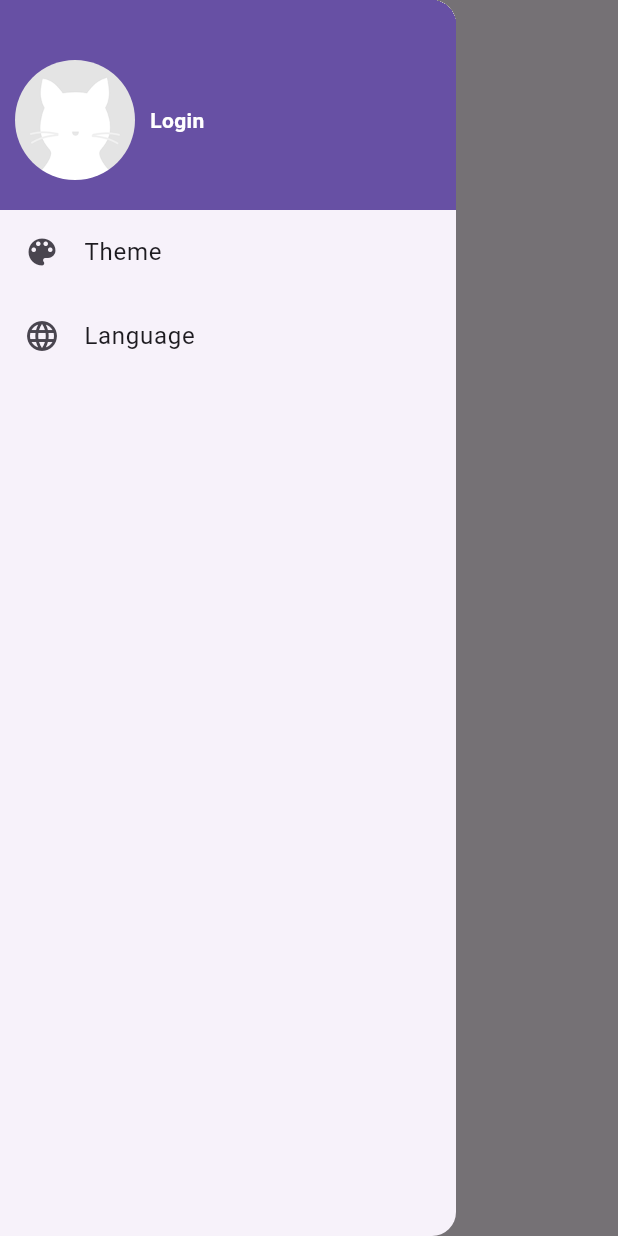
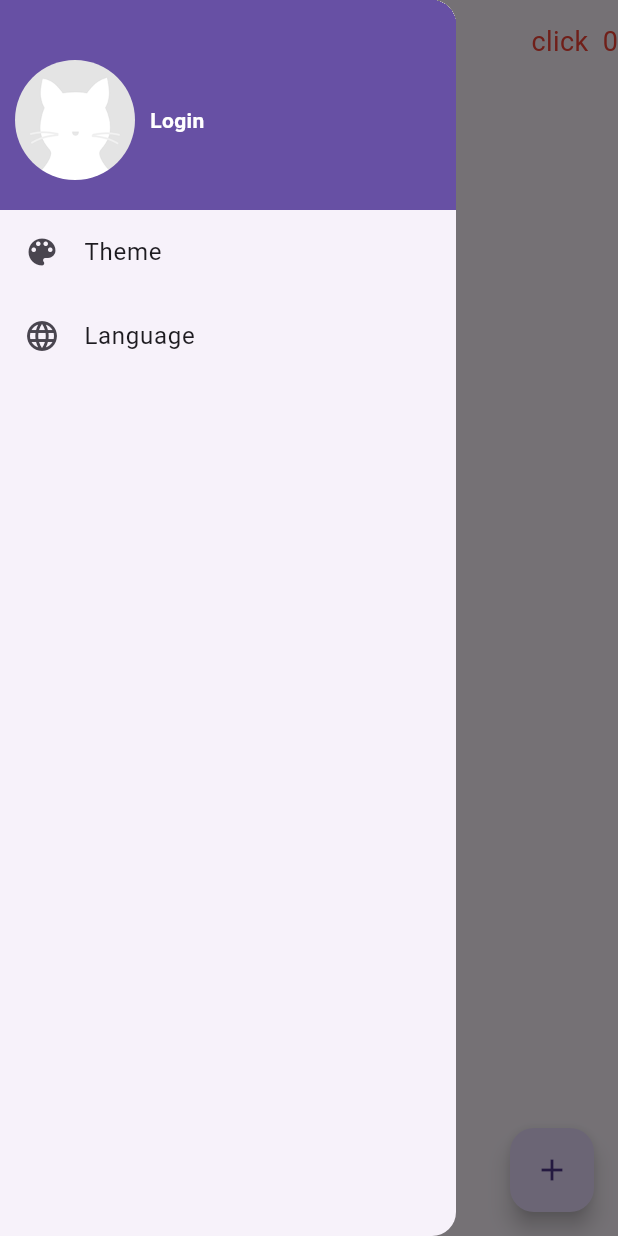
Before and after one commit to tangbing/github_client, a Flutter app: the screen it shows after launch, with the side drawer open, on a phone screen of 412 x 824 dp. Run offline on Flutter 3.47's test engine with Material 3 defaults, Android fonts, the phone set to English and light mode, and no system bars; our stand-ins replace cached_network_image, dio, fluttertoast, shared_preferences; missing offline and left inert: dart:ffi.

Commit message:
添加selector例子

```diff
--- a/lib/main.dart
+++ b/lib/main.dart
@@ -4,6 +4,7 @@ import 'package:github_client_app/routes/home_page.dart';
 import 'package:github_client_app/routes/language.dart';
 import 'package:github_client_app/routes/login.dart';
 import 'package:github_client_app/routes/theme_change.dart';
+import 'package:github_client_app/states/counter_provider.dart';
 import 'package:github_client_app/states/profile_change_notifier.dart';
 import 'common/global.dart';
 import 'package:provider/provider.dart';
@@ -26,6 +27,8 @@ class MyApp extends StatelessWidget {
         ChangeNotifierProvider(create: (_) => ThemeModel()),
         ChangeNotifierProvider(create: (_) => UserModel()),
         ChangeNotifierProvider(create: (_) => LocaleModel()),
+        ChangeNotifierProvider(create: (_) => CounterProvider()),
+
       ],
        child: Consumer2<ThemeModel, LocaleModel>(
          builder: (BuildContext context, themeModel, localeModel, child) {
--- a/lib/routes/home_page.dart
+++ b/lib/routes/home_page.dart
@@ -5,6 +5,9 @@ import 'package:flutter/material.dart';
 import 'package:github_client_app/common/funs.dart';
 import 'package:github_client_app/common/git_api.dart';
 import 'package:github_client_app/models/index.dart';
+import 'package:github_client_app/routes/detail_page.dart';
+import 'package:github_client_app/routes/selector_page.dart';
+import 'package:github_client_app/states/counter_provider.dart';
 import 'package:provider/provider.dart';
 
 import '../common/global.dart';
@@ -30,10 +33,26 @@ class _HomeRouteState extends State<HomeRoute> {
   @override
   Widget build(BuildContext context) {
     return Scaffold(
-      appBar: AppBar(title: Text(GmLocalizations.of(context)?.home ?? "")
+      appBar: AppBar(title: Text(GmLocalizations.of(context)?.home ?? ""),
+        actions: [
+          Consumer<CounterProvider>(
+            builder: (context, value, child) {
+              return Text('click  ${value.counter}',
+                  style: const TextStyle(
+                    color: Colors.red,
+                    fontSize: 18,
+                    fontWeight: FontWeight.normal,
+                  ));
+            },
+          )
+        ],
       ),
       body: _buildBody(), // 构建主页面
       drawer: const MyDrawer(),
+      floatingActionButton: FloatingActionButton(
+        child: Icon(Icons.add),
+        onPressed: () => Navigator.of(context).push(MaterialPageRoute(builder: (context) => const SelectorPage())),
+      ),
     );
   }
 
@@ -75,7 +94,11 @@ class _HomeRouteState extends State<HomeRoute> {
             }
           }
           //显示单词列表项
-          return RepoItem(_items[index]);
+          return GestureDetector(
+            onTap: () {
+              Navigator.of(context).push(MaterialPageRoute(builder: (context) => DetailPage()));
+            },
+              child: RepoItem(_items[index]));
         },
       );
     }
--- /dev/null
+++ b/lib/states/counter_provider.dart
@@ -0,0 +1,14 @@
+
+
+import 'package:flutter/cupertino.dart';
+
+class CounterProvider extends ChangeNotifier {
+   int _count = 0;
+
+   int get counter => _count;
+
+   void increment() {
+     _count++;
+     notifyListeners();
+   }
+}
```
Also changed, not shown: lib/routes/detail_page.dart (added, +23 -0 lines), lib/routes/selector_page.dart (added, +43 -0 lines), lib/states/selector_provider.dart (added, +24 -0 lines), pubspec.lock, 1 other file.
